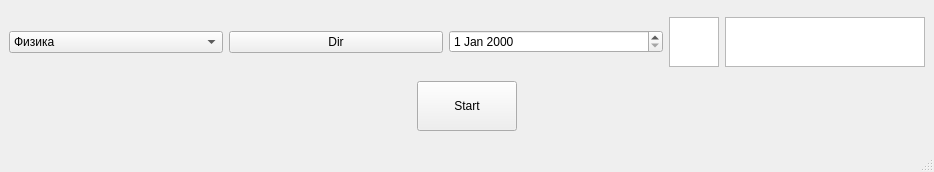
Djivs/img-to-pdf, file img-to-pdf/mainwindow.ui: the form before one commit.
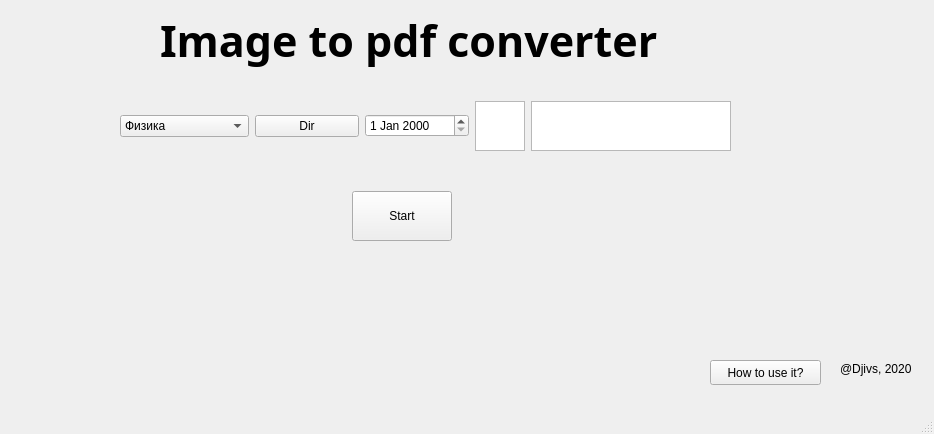
The form after the commit.

Commit message: :construction: Start new design developing]

Diff of the .ui file:
```diff
--- a/img-to-pdf/mainwindow.ui
+++ b/img-to-pdf/mainwindow.ui
@@ -7,15 +7,57 @@
     <x>0</x>
     <y>0</y>
     <width>934</width>
-    <height>172</height>
+    <height>434</height>
    </rect>
   </property>
   <property name="windowTitle">
    <string>MainWindow</string>
   </property>
   <widget class="QWidget" name="centralwidget">
-   <layout class="QVBoxLayout" name="verticalLayout">
-    <item>
+   <widget class="QLabel" name="nameLabel">
+    <property name="geometry">
+     <rect>
+      <x>160</x>
+      <y>10</y>
+      <width>561</width>
+      <height>61</height>
+     </rect>
+    </property>
+    <property name="font">
+     <font>
+      <family>Droid Sans Fallback</family>
+      <pointsize>32</pointsize>
+      <weight>75</weight>
+      <italic>false</italic>
+      <bold>true</bold>
+     </font>
+    </property>
+    <property name="text">
+     <string>Image to pdf converter</string>
+    </property>
+   </widget>
+   <widget class="QPushButton" name="tutorialButton">
+    <property name="geometry">
+     <rect>
+      <x>710</x>
+      <y>360</y>
+      <width>111</width>
+      <height>25</height>
+     </rect>
+    </property>
+    <property name="text">
+     <string>How to use it?</string>
+    </property>
+   </widget>
+   <widget class="QWidget" name="layoutWidget">
+    <property name="geometry">
+     <rect>
+      <x>120</x>
+      <y>100</y>
+      <width>611</width>
+      <height>52</height>
+     </rect>
+    </property>
      <layout class="QHBoxLayout" name="horizontalLayout">
       <item>
        <widget class="QComboBox" name="subjBox">
@@ -97,8 +139,16 @@
        </widget>
       </item>
      </layout>
-    </item>
-    <item>
+   </widget>
+   <widget class="QWidget" name="layoutWidget">
+    <property name="geometry">
+     <rect>
+      <x>310</x>
+      <y>190</y>
+      <width>184</width>
+      <height>52</height>
+     </rect>
+    </property>
      <layout class="QHBoxLayout" name="horizontalLayout_2">
       <property name="spacing">
        <number>1</number>
@@ -143,8 +193,20 @@
        </spacer>
       </item>
      </layout>
-    </item>
-   </layout>
+   </widget>
+   <widget class="QLabel" name="creditsLabel">
+    <property name="geometry">
+     <rect>
+      <x>840</x>
+      <y>360</y>
+      <width>91</width>
+      <height>17</height>
+     </rect>
+    </property>
+    <property name="text">
+     <string>@Djivs, 2020</string>
+    </property>
+   </widget>
   </widget>
   <widget class="QMenuBar" name="menubar">
    <property name="geometry">
```
Lines whose indentation alone changed are shown as unchanged. The commit also changes 2 other files.
